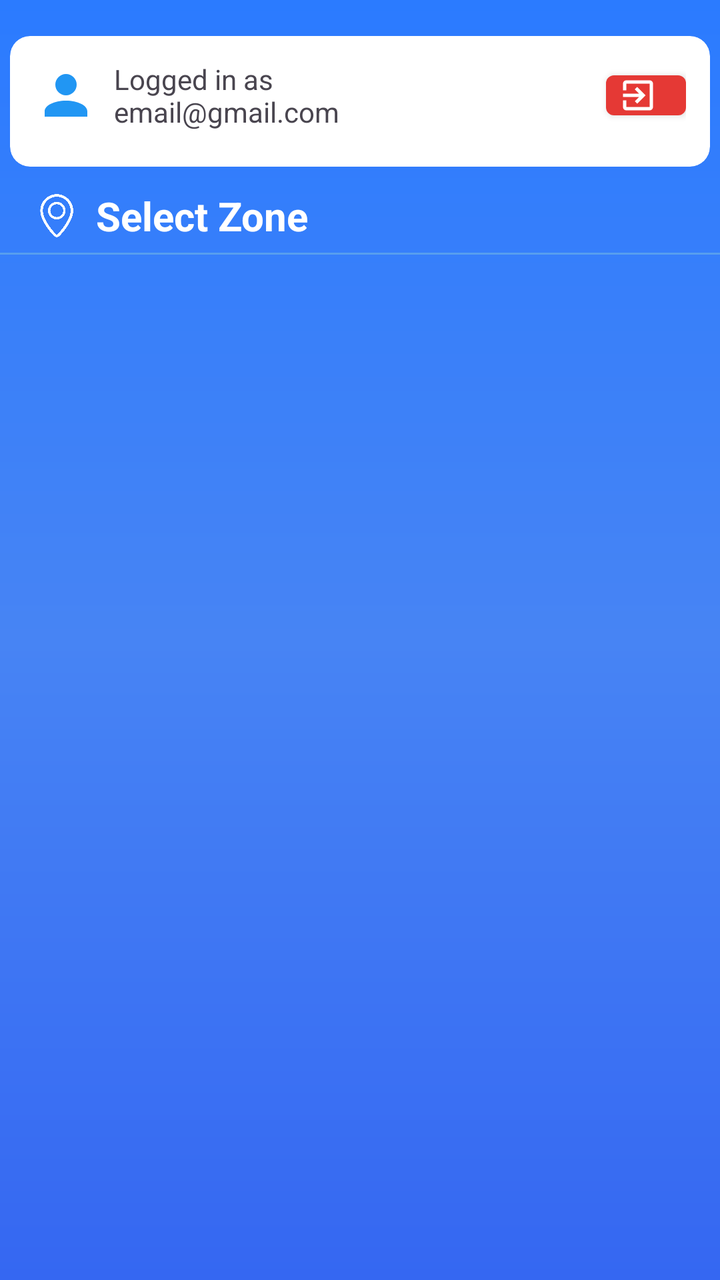
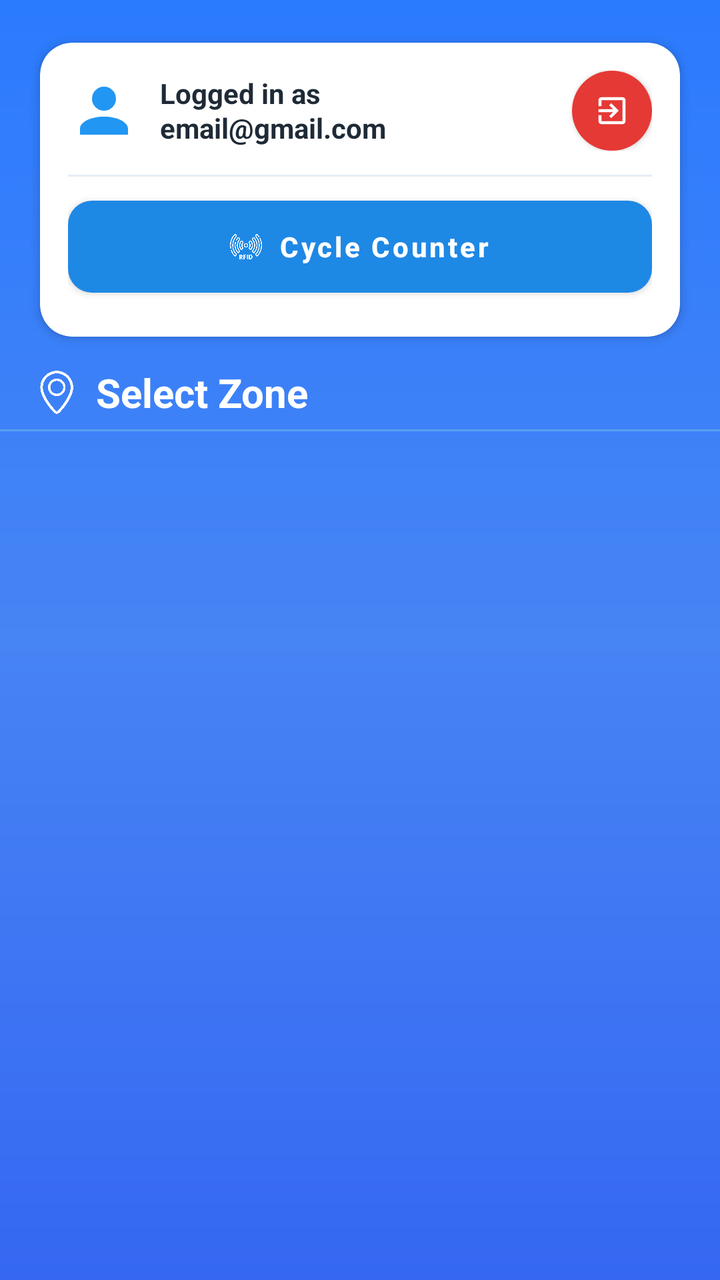

Two renders of the same Android screen: before a commit and after it. Below are the layout's source before the change and the commit's diff.
<!-- AndroidManifest.xml: application theme Theme.SmartTagManager -->
<!-- res/layout/fragment_dashboard.xml -->
<?xml version="1.0" encoding="utf-8"?>
<LinearLayout xmlns:android="http://schemas.android.com/apk/res/android"
    xmlns:app="http://schemas.android.com/apk/res-auto"
    android:id="@+id/dashboard_root"
    android:layout_width="match_parent"
    android:layout_height="match_parent"
    android:background="@drawable/bg_gradient"
    android:orientation="vertical">

    
    <androidx.cardview.widget.CardView
        android:id="@+id/header_card"
        android:layout_width="match_parent"
        android:layout_height="wrap_content"
        android:layout_marginTop="12dp"
        app:cardCornerRadius="10dp"
        app:cardElevation="0dp"
        app:cardUseCompatPadding="true">

        <LinearLayout
            android:layout_width="match_parent"
            android:layout_height="wrap_content"
            android:orientation="vertical"
            android:padding="12dp">

            
            <LinearLayout
                android:layout_width="match_parent"
                android:layout_height="wrap_content"
                android:gravity="center_vertical"
                android:orientation="horizontal">

                <ImageView
                    android:layout_width="32dp"
                    android:layout_height="32dp"
                    android:src="@drawable/ic_avatar_circle" />

                <TextView
                    android:id="@+id/tvLoggedIn"
                    android:layout_width="0dp"
                    android:layout_height="wrap_content"
                    android:layout_marginStart="8dp"
                    android:layout_weight="1"
                    android:text="Logged in as\nemail@gmail.com"
                    android:textSize="14sp" />

                
                <com.google.android.material.button.MaterialButton
                    android:id="@+id/btnLogout"
                    android:layout_width="wrap_content"
                    android:layout_height="32dp"
                    android:minWidth="0dp"
                    android:padding="6dp"
                    android:text=""
                    app:backgroundTint="@color/red_600"
                    app:icon="@drawable/ic_logout"
                    app:iconTint="@android:color/white" />
            </LinearLayout>

            
            <Space
                android:layout_width="match_parent"
                android:layout_height="6dp" />

            
            <LinearLayout
                android:layout_width="match_parent"
                android:layout_height="wrap_content"
                android:orientation="horizontal">

                <com.google.android.material.button.MaterialButton
                    android:id="@+id/btnManageTasks"
                    android:layout_width="0dp"
                    android:layout_height="36dp"
                    android:layout_weight="1"
                    android:text="Task"
                    android:textSize="10sp"
                    android:visibility="gone"
                    app:backgroundTint="@color/blue_600"
                    app:icon="@drawable/ic_task"
                    app:iconTint="@android:color/white" />

                <com.google.android.material.button.MaterialButton
                    android:id="@+id/btnReports"
                    android:layout_width="0dp"
                    android:layout_height="36dp"
                    android:layout_marginStart="6dp"
                    android:layout_weight="1"
                    android:text="Report"
                    android:textSize="10sp"
                    android:visibility="gone"
                    app:backgroundTint="@android:color/white"
                    app:icon="@drawable/ic_report"
                    app:iconTint="@color/blue_600" />
            </LinearLayout>

        </LinearLayout>

    </androidx.cardview.widget.CardView>
    
    <LinearLayout
        android:id="@+id/select_zone_row"
        android:layout_width="match_parent"
        android:layout_height="wrap_content"
        android:gravity="center_vertical"
        android:orientation="horizontal"
        android:paddingLeft="16dp"
        android:paddingTop="5dp"
        android:paddingRight="16dp"
        android:paddingBottom="5dp">

        <ImageView
            android:id="@+id/ivLocationIcon"
            android:layout_width="24dp"
            android:layout_height="24dp"
            android:contentDescription="location icon"
            android:src="@drawable/ic_location"
            app:tint="@color/white" />

        <TextView
            android:id="@+id/tvSelectZone"
            android:layout_width="wrap_content"
            android:layout_height="wrap_content"
            android:layout_marginStart="8dp"
            android:text="Select Zone"
            android:textColor="@color/white"
            android:textSize="20sp"
            android:textStyle="bold" />
    </LinearLayout>

    
    <View
        android:layout_width="match_parent"
        android:layout_height="1dp"
        android:background="#589EEF" />

    
    <androidx.recyclerview.widget.RecyclerView
        android:id="@+id/rvModules"
        android:layout_width="match_parent"
        android:layout_height="0dp"
        android:layout_weight="1"
        android:clipToPadding="false"
        android:paddingLeft="12dp"
        android:paddingRight="12dp" />

</LinearLayout>
<!-- resources referenced by this layout -->
<resources>
  <color name="blue_600">#1E88E5</color>
  <color name="red_600">#E53935</color>
  <color name="white">#FFFFFF</color>
  <!-- drawable bg_gradient (drawable) -->
  <?xml version="1.0" encoding="utf-8"?>
  <shape xmlns:android="http://schemas.android.com/apk/res/android">
      <gradient
          android:angle="270"
          android:startColor="#2B7BFF"
          android:centerColor="#4784F4"
          android:endColor="#3567F2" />
  </shape>
  <!-- drawable ic_avatar_circle (drawable) -->
  <?xml version="1.0" encoding="utf-8"?>
  <vector xmlns:android="http://schemas.android.com/apk/res/android"
      android:width="48dp"
      android:height="48dp"
      android:viewportWidth="24"
      android:viewportHeight="24">
      <path
          android:fillColor="#2196F3"
          android:pathData="M12,12a4,4 0 1,0 0,-8a4,4 0 0,0 0,8zM12,14c-4.418,0 -8,1.79 -8,4v2h16v-2c0,-2.21 -3.582,-4 -8,-4z"/>
  </vector>
  <!-- drawable ic_logout (drawable) -->
  <vector xmlns:android="http://schemas.android.com/apk/res/android" android:autoMirrored="true" android:height="20dp" android:tint="#000000" android:viewportHeight="24" android:viewportWidth="24" android:width="20dp">
        
      <path android:fillColor="@android:color/white" android:pathData="M10.09,15.59L11.5,17l5,-5 -5,-5 -1.41,1.41L12.67,11H3v2h9.67l-2.58,2.59zM19,3H5c-1.11,0 -2,0.9 -2,2v4h2V5h14v14H5v-4H3v4c0,1.1 0.89,2 2,2h14c1.1,0 2,-0.9 2,-2V5c0,-1.1 -0.9,-2 -2,-2z"/>
      
  </vector>
  <!-- drawable ic_report (drawable) -->
  <vector xmlns:android="http://schemas.android.com/apk/res/android"
      android:width="20dp"
      android:height="20dp"
      android:autoMirrored="true"
      android:tint="#000000"
      android:viewportWidth="960"
      android:viewportHeight="960">
  
      <path
          android:fillColor="@android:color/white"
          android:pathData="M200,840Q167,840 143.5,816.5Q120,793 120,760L120,200Q120,167 143.5,143.5Q167,120 200,120L640,120L840,320L840,760Q840,793 816.5,816.5Q793,840 760,840L200,840ZM200,760L760,760Q760,760 760,760Q760,760 760,760L760,360L600,360L600,200L200,200Q200,200 200,200Q200,200 200,200L200,760Q200,760 200,760Q200,760 200,760ZM280,680L680,680L680,600L280,600L280,680ZM280,360L480,360L480,280L280,280L280,360ZM280,520L680,520L680,440L280,440L280,520ZM200,200L200,200L200,360L200,360L200,200L200,360L200,360L200,760Q200,760 200,760Q200,760 200,760L200,760Q200,760 200,760Q200,760 200,760L200,200Q200,200 200,200Q200,200 200,200Z" />
  
  </vector>
  <style name="Theme.SmartTagManager" parent="Theme.Material3.Light.NoActionBar">
          
          <item name="colorPrimary">@color/colorPrimary</item>
          <item name="colorOnPrimary">@color/white</item>
          <item name="colorSecondary">@color/colorAccent</item>
  
          
          <item name="android:statusBarColor">@color/status_bar</item>
  
          
          <item name="materialButtonStyle">@style/Widget.MaterialComponents.Button</item>
          <item name="textInputStyle">@style/Widget.MaterialComponents.TextInputLayout.OutlinedBox</item>
  
          
          <item name="windowActionBar">false</item>
          <item name="android:windowFullscreen">false</item>
  
          
          <item name="android:textCursorDrawable">@drawable/cursor_white</item>
  
          
          <item name="cursorColor">@color/white</item>
  
          
          <item name="colorControlActivated">@color/white</item>
      </style>
  <color name="colorPrimary">#1E66FF</color>
  <color name="colorAccent">#27C1FF</color>
  <color name="status_bar">#1440A8</color>
  <!-- drawable cursor_white (drawable) -->
  <?xml version="1.0" encoding="utf-8"?>
  <shape xmlns:android="http://schemas.android.com/apk/res/android">
      <size android:width="2dp" />
      <solid android:color="#FFFFFFFF" />
  </shape>
  <!-- unchanged entries left out for length: 2 -->
</resources>

<!-- the commit's change to res/layout/fragment_dashboard.xml (unified diff, before → after) -->
@@ -12,18 +12,20 @@
         android:id="@+id/header_card"
         android:layout_width="match_parent"
         android:layout_height="wrap_content"
+        android:layout_marginStart="12dp"
         android:layout_marginTop="12dp"
-        app:cardCornerRadius="10dp"
-        app:cardElevation="0dp"
+        android:layout_marginEnd="12dp"
+        app:cardBackgroundColor="@android:color/white"
+        app:cardCornerRadius="16dp"
+        app:cardElevation="3dp"
         app:cardUseCompatPadding="true">
 
         <LinearLayout
             android:layout_width="match_parent"
             android:layout_height="wrap_content"
             android:orientation="vertical"
-            android:padding="12dp">
+            android:padding="14dp">
 
-            
             <LinearLayout
                 android:layout_width="match_parent"
                 android:layout_height="wrap_content"
@@ -31,67 +33,107 @@
                 android:orientation="horizontal">
 
                 <ImageView
-                    android:layout_width="32dp"
-                    android:layout_height="32dp"
+                    android:layout_width="36dp"
+                    android:layout_height="36dp"
+                    android:contentDescription="User Avatar"
                     android:src="@drawable/ic_avatar_circle" />
 
                 <TextView
                     android:id="@+id/tvLoggedIn"
                     android:layout_width="0dp"
                     android:layout_height="wrap_content"
-                    android:layout_marginStart="8dp"
+                    android:layout_marginStart="10dp"
                     android:layout_weight="1"
-                    android:text="Logged in as\nemail@gmail.com"
-                    android:textSize="14sp" />
+                    android:lineSpacingExtra="1dp"
+                    android:text="Logged in as&#10;email@gmail.com"
+                    android:textColor="#1F2A37"
+                    android:textSize="14sp"
+                    android:textStyle="bold" />
 
-                
                 <com.google.android.material.button.MaterialButton
                     android:id="@+id/btnLogout"
-                    android:layout_width="wrap_content"
-                    android:layout_height="32dp"
+                    android:layout_width="40dp"
+                    android:layout_height="40dp"
+                    android:contentDescription="Logout"
+                    android:insetTop="0dp"
+                    android:insetBottom="0dp"
                     android:minWidth="0dp"
-                    android:padding="6dp"
+                    android:padding="0dp"
                     android:text=""
                     app:backgroundTint="@color/red_600"
+                    app:cornerRadius="20dp"
                     app:icon="@drawable/ic_logout"
+                    app:iconGravity="textStart"
+                    app:iconPadding="0dp"
+                    app:iconSize="18dp"
                     app:iconTint="@android:color/white" />
             </LinearLayout>
 
-            
-            <Space
+            <View
                 android:layout_width="match_parent"
-                android:layout_height="6dp" />
+                android:layout_height="1dp"
+                android:layout_marginTop="12dp"
+                android:layout_marginBottom="12dp"
+                android:background="#E6EDF5" />
 
-            
+            <com.google.android.material.button.MaterialButton
+                android:id="@+id/btnCycleCounter"
+                android:layout_width="match_parent"
+                android:layout_height="46dp"
+                android:insetTop="0dp"
+                android:insetBottom="0dp"
+                android:text="Cycle Counter"
+                android:textAllCaps="false"
+                android:textSize="14sp"
+                android:textStyle="bold"
+                app:backgroundTint="@color/blue_600"
+                app:cornerRadius="12dp"
+                app:icon="@drawable/ic_radar"
+                app:iconGravity="textStart"
+                app:iconPadding="8dp"
+                app:iconSize="16dp"
+                app:iconTint="@android:color/white" />
+
             <LinearLayout
                 android:layout_width="match_parent"
                 android:layout_height="wrap_content"
+                android:layout_marginTop="8dp"
                 android:orientation="horizontal">
 
                 <com.google.android.material.button.MaterialButton
                     android:id="@+id/btnManageTasks"
                     android:layout_width="0dp"
-                    android:layout_height="36dp"
+                    android:layout_height="38dp"
                     android:layout_weight="1"
                     android:text="Task"
-                    android:textSize="10sp"
+                    android:textAllCaps="false"
+                    android:textSize="11sp"
                     android:visibility="gone"
                     app:backgroundTint="@color/blue_600"
+                    app:cornerRadius="10dp"
                     app:icon="@drawable/ic_task"
+                    app:iconPadding="6dp"
+                    app:iconSize="14dp"
                     app:iconTint="@android:color/white" />
 
                 <com.google.android.material.button.MaterialButton
                     android:id="@+id/btnReports"
                     android:layout_width="0dp"
-                    android:layout_height="36dp"
-                    android:layout_marginStart="6dp"
+                    android:layout_height="38dp"
+                    android:layout_marginStart="8dp"
                     android:layout_weight="1"
                     android:text="Report"
-                    android:textSize="10sp"
+                    android:textAllCaps="false"
+                    android:textSize="11sp"
                     android:visibility="gone"
                     app:backgroundTint="@android:color/white"
+                    app:cornerRadius="10dp"
                     app:icon="@drawable/ic_report"
-                    app:iconTint="@color/blue_600" />
+                    app:iconPadding="6dp"
+                    app:iconSize="14dp"
+                    app:iconTint="@color/blue_600"
+                    app:strokeColor="#D9E4F2"
+                    app:strokeWidth="1dp" />
             </LinearLayout>
 
         </LinearLayout>
@@ -104,9 +146,9 @@
         android:layout_height="wrap_content"
         android:gravity="center_vertical"
         android:orientation="horizontal"
-        android:paddingLeft="16dp"
+        android:paddingStart="16dp"
         android:paddingTop="5dp"
-        android:paddingRight="16dp"
+        android:paddingEnd="16dp"
         android:paddingBottom="5dp">
 
         <ImageView
@@ -141,7 +183,7 @@
         android:layout_height="0dp"
         android:layout_weight="1"
         android:clipToPadding="false"
-        android:paddingLeft="12dp"
-        android:paddingRight="12dp" />
+        android:paddingStart="12dp"
+        android:paddingEnd="12dp" />
 
 </LinearLayout>
<!-- resource entries referenced after the edit -->
@@ -29,6 +29,7 @@
       <path android:fillColor="@android:color/white" android:pathData="M10.09,15.59L11.5,17l5,-5 -5,-5 -1.41,1.41L12.67,11H3v2h9.67l-2.58,2.59zM19,3H5c-1.11,0 -2,0.9 -2,2v4h2V5h14v14H5v-4H3v4c0,1.1 0.89,2 2,2h14c1.1,0 2,-0.9 2,-2V5c0,-1.1 -0.9,-2 -2,-2z"/>
       
   </vector>
+  <!-- drawable ic_radar: png bitmap (drawable, 28947 bytes) -->
   <!-- drawable ic_report (drawable) -->
   <vector xmlns:android="http://schemas.android.com/apk/res/android"
       android:width="20dp"
